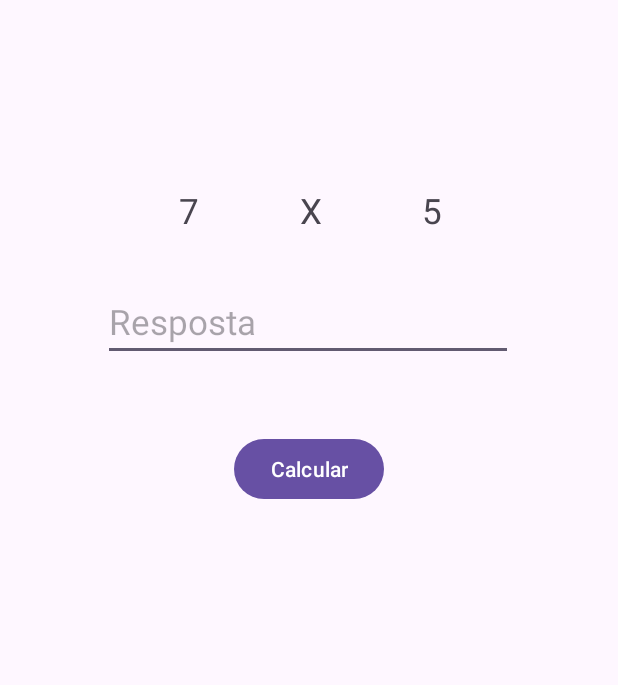
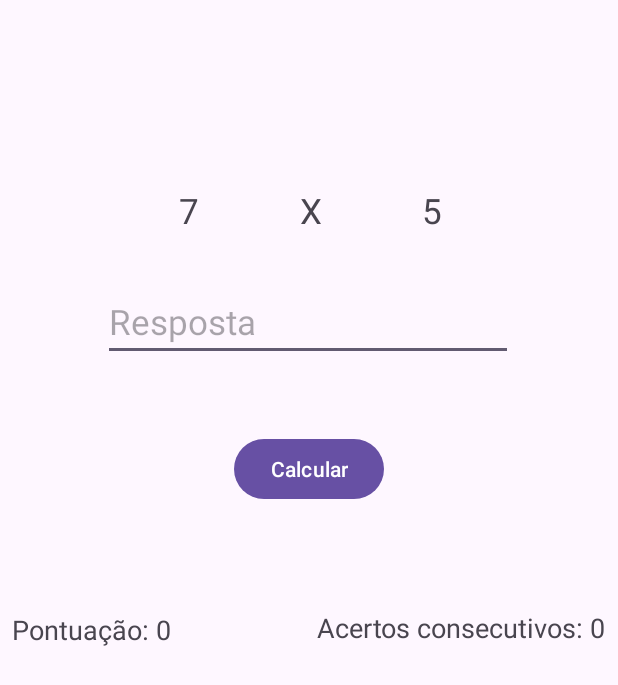
Before and after one commit to AndreyCsilva2006/Jogo-Tabuada, an Android app: the jogo screen opened directly, with no data from a screen before it, on a phone screen of 412 x 824 dp. Shown: the top 685 px of the screen. Run offline under Robolectric (Android 15) with nearby library versions, the phone set to English and light mode, and no system bars.

Commit message:
Agora salva pontuação acertos consecutivos.

```diff
--- a/app/src/main/java/com/example/jogotabuada/jogo.java
+++ b/app/src/main/java/com/example/jogotabuada/jogo.java
@@ -4,7 +4,9 @@ import static android.app.ProgressDialog.show;
 
 import androidx.appcompat.app.AppCompatActivity;
 
+import android.content.Context;
 import android.content.Intent;
+import android.content.SharedPreferences;
 import android.os.Bundle;
 import android.view.View;
 import android.widget.Button;
@@ -23,10 +25,19 @@ public class jogo extends AppCompatActivity {
 
     private int resultado;
     private int respostaInt;
-    private TextView num1, num2;
+    private int pontuacaoTotal;
+    private int acertosConsecutivos;
+
+    private TextView num1, num2, txtPontuacao, txtConsecutivos;
     private EditText resposta;
     private Button calcular;
     private MediaPlayer somCorreto, somErrado;
+
+    // salvando dados
+    private SharedPreferences sharedPreferences;
+    private static final String PREFS_NAME = "JogoTabuadaPrefs";
+    public static final String KEY_PONTUACAO_TOTAL = "pontuacaoTotal";
+    public static final String KEY_ACERTOS_CONSECUTIVOS = "acertosConsecutivos";
 
     @Override
     protected void onCreate(Bundle savedInstanceState) {
@@ -35,25 +46,36 @@ public class jogo extends AppCompatActivity {
 
         num1 = findViewById(R.id.num1Jogo);
         num2 = findViewById(R.id.num2Jogo);
+        txtPontuacao = findViewById(R.id.txtPontuacao);
+        txtConsecutivos = findViewById(R.id.txtConsecutivos);
 
-        Random random = new Random();
-        // Gera um número entre 1 e 10
-        int randomNum1 = random.nextInt(10) + 1;
-        int randomNum2 = random.nextInt(10) + 1;
-
-        num1.setText(String.valueOf(randomNum1));
-        num2.setText(String.valueOf(randomNum2));
+        // talvez não precise mais
+//        int randomNum1 = random.nextInt(10) + 1;
+//        int randomNum2 = random.nextInt(10) + 1;
+//        num1.setText(String.valueOf(randomNum1));
+//        num2.setText(String.valueOf(randomNum2));
 
         resposta = findViewById(R.id.editRespostaJogo);
         calcular = findViewById(R.id.btn_calcular);
 
-        somCorreto = MediaPlayer.create(this, R.raw.correto); // substitua pelo nome do arquivo de som
-        somErrado = MediaPlayer.create(this, R.raw.errado); // substitua pelo nome do arquivo de som
+        somCorreto = MediaPlayer.create(this, R.raw.correto);
+        somErrado = MediaPlayer.create(this, R.raw.errado);
+
+        sharedPreferences = getSharedPreferences(PREFS_NAME, Context.MODE_PRIVATE);
+
+        // Recupera pontuação e acertos consecutivos salvos
+        pontuacaoTotal = sharedPreferences.getInt(KEY_PONTUACAO_TOTAL, 0);
+        acertosConsecutivos = sharedPreferences.getInt(KEY_ACERTOS_CONSECUTIVOS, 0);
+
+        atualizarPontuacoes();
+
+        Random random = new Random();
+        gerarNumerosAleatorios(random);
 
         calcular.setOnClickListener(new View.OnClickListener() {
             @Override
             public void onClick(View v) {
-                resultado = randomNum1 * randomNum2;
+                resultado = Integer.parseInt(num1.getText().toString()) * Integer.parseInt(num2.getText().toString());
 
                 // Verificação para quando não tem valor para não tentar pegar a resposta, pois pode causar um erro (impossível fazer operação de ""(String) com int)
                 if (resposta.getText().toString().equals("")) {
@@ -65,15 +87,48 @@ public class jogo extends AppCompatActivity {
                     if (respostaInt == resultado) {
                         Toast.makeText(jogo.this, "Correto!", Toast.LENGTH_SHORT).show();
                         somCorreto.start(); // toca o som
-                        Intent i = new Intent(jogo.this, jogo.class);
-                        startActivity(i);
+
+                        pontuacaoTotal++;
+                        acertosConsecutivos++;
+                        salvarPontuacoes();
+
+                        resposta.setText("");
+                        gerarNumerosAleatorios(random);
                     } else {
                         Snackbar.make(v, "Errado", Snackbar.LENGTH_SHORT).show();
                         somErrado.start();
+
+                        acertosConsecutivos = 0; // Reinicia a contagem de acertos consecutivos
+                        salvarPontuacoes();
+
                         resposta.setText("");
                     }
+
+                    atualizarPontuacoes();
                 }
             }
         });
     }
+
+    // Gera um número entre 1 e 10
+    private void gerarNumerosAleatorios(Random random) {
+        int randomNum1 = random.nextInt(10) + 1;
+        int randomNum2 = random.nextInt(10) + 1;
+
+        num1.setText(String.valueOf(randomNum1));
+        num2.setText(String.valueOf(randomNum2));
+    }
+
+    private void salvarPontuacoes() {
+        SharedPreferences.Editor editor = sharedPreferences.edit();
+        editor.putInt(KEY_PONTUACAO_TOTAL, pontuacaoTotal);
+        editor.putInt(KEY_ACERTOS_CONSECUTIVOS, acertosConsecutivos);
+        editor.apply();
+    }
+
+    // Atualiza as pontuações da HUD
+    private void atualizarPontuacoes() {
+        txtPontuacao.setText("Pontuação: " + pontuacaoTotal);
+        txtConsecutivos.setText("Acertos consecutivos: " + acertosConsecutivos);
+    }
 }
--- a/app/src/main/res/layout/activity_jogo.xml
+++ b/app/src/main/res/layout/activity_jogo.xml
@@ -5,6 +5,34 @@
     android:layout_width="match_parent"
     android:layout_height="match_parent"
     tools:context=".jogo">
+
+    <TextView
+        android:id="@+id/txtPontuacao"
+        android:layout_width="wrap_content"
+        android:layout_height="wrap_content"
+        android:layout_margin="8dp"
+        android:layout_marginStart="32dp"
+        android:layout_marginTop="76dp"
+        android:text="Pontuação: 0"
+        android:textSize="18sp"
+        app:layout_constraintBottom_toBottomOf="parent"
+        app:layout_constraintStart_toStartOf="parent"
+        app:layout_constraintTop_toBottomOf="@+id/btn_calcular"
+        app:layout_constraintVertical_bias="0.141" />
+
+    <TextView
+        android:id="@+id/txtConsecutivos"
+        android:layout_width="wrap_content"
+        android:layout_height="wrap_content"
+        android:layout_margin="8dp"
+        android:layout_marginTop="96dp"
+        android:layout_marginEnd="4dp"
+        android:text="Acertos consecutivos: 0"
+        android:textSize="18sp"
+        app:layout_constraintBottom_toBottomOf="parent"
+        app:layout_constraintEnd_toEndOf="parent"
+        app:layout_constraintTop_toBottomOf="@+id/btn_calcular"
+        app:layout_constraintVertical_bias="0.138" />
 
     <TextView
         android:id="@+id/num2Jogo"
```
